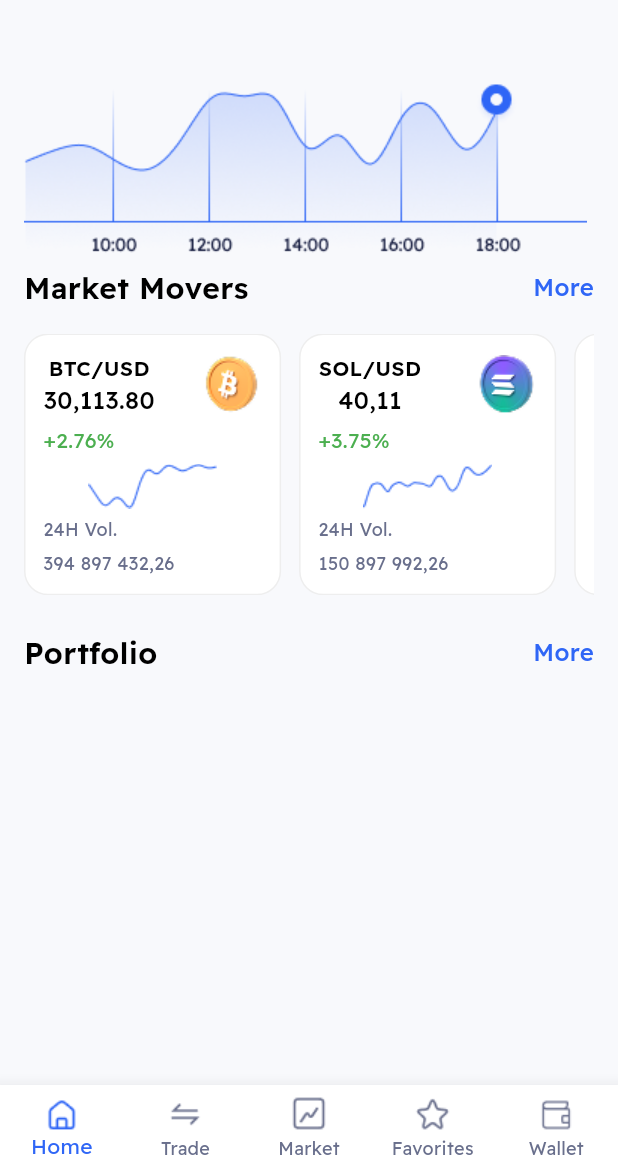
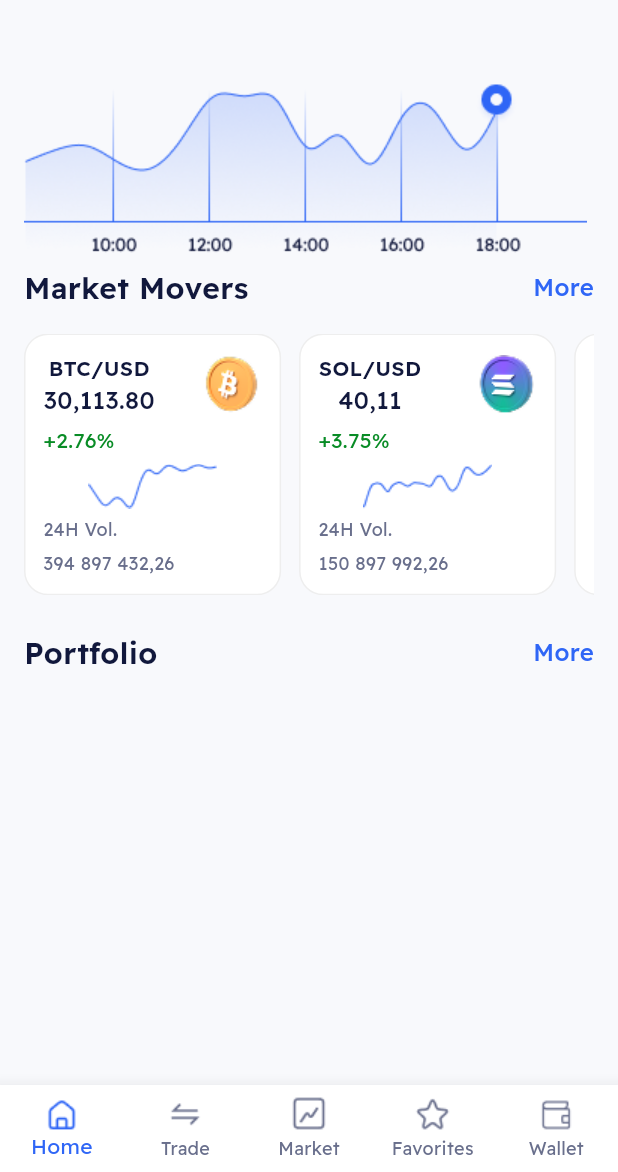
Before and after one commit to minKasent/crypto_exchange, a Flutter app: the HomeScreen screen opened directly, on a phone screen of 412 x 824 dp, the part 64-1236 px from its top. Run offline on Flutter 3.47's test engine with Material 3 defaults, Android fonts, the phone set to English and light mode, and no system bars; our stand-ins replace shared_preferences; accounts and stored records are empty; network calls fail.

Commit message:
refactor Color

```diff
--- a/lib/core/constants/app_colors_path.dart
+++ b/lib/core/constants/app_colors_path.dart
@@ -7,4 +7,5 @@ class AppColorsPath {
   static Color grey = const Color(0xFF696F8C);
   static Color green = const Color(0xFF098C26);
   static Color red = const Color(0xFFCD0000);
+  static Color darkBlue = const Color(0xFF11183C);
 }
--- a/lib/screens/home_screen/home_screen.dart
+++ b/lib/screens/home_screen/home_screen.dart
@@ -212,7 +212,7 @@ class _HomeScreenState extends State<HomeScreen> {
         AppText(
           content: title,
           style: AppTextStyle.text16Medium.copyWith(
-            color: Colors.black,
+            color: AppColorsPath.darkBlue,
             fontSize: 20,
             fontWeight: FontWeight.bold,
           ),
--- a/lib/screens/home_screen/widgets/market_mover_card.dart
+++ b/lib/screens/home_screen/widgets/market_mover_card.dart
@@ -47,14 +47,14 @@ class MarketMoverCard extends StatelessWidget {
                   AppText(
                     content: symbol,
                     style: AppTextStyle.text14Regular.copyWith(
-                      color: Colors.black,
+                      color: AppColorsPath.darkBlue,
                       fontWeight: FontWeight.bold,
                     ),
                   ),
                   AppText(
                     content: price,
                     style: AppTextStyle.text16Medium.copyWith(
-                      color: Colors.black,
+                      color: AppColorsPath.darkBlue,
                     ),
                   ),
                 ],
@@ -66,7 +66,7 @@ class MarketMoverCard extends StatelessWidget {
           AppText(
             content: change,
             style: AppTextStyle.text14Regular.copyWith(
-              color: isPositive ? Colors.green : Colors.red,
+              color: isPositive ? AppColorsPath.green : AppColorsPath.red,
             ),
           ),
           Center(
--- a/lib/screens/home_screen/widgets/portfolio_card.dart
+++ b/lib/screens/home_screen/widgets/portfolio_card.dart
@@ -27,7 +27,7 @@ class PortfolioCard extends StatelessWidget {
       padding: const EdgeInsets.symmetric(horizontal: 16, vertical: 12),
       decoration: BoxDecoration(
         borderRadius: BorderRadius.circular(12),
-        color: Colors.white,
+        color: AppColorsPath.white,
         boxShadow: [
           BoxShadow(
             color: Color(0xFF2F66F6).withValues(alpha: 0.5),
@@ -46,7 +46,7 @@ class PortfolioCard extends StatelessWidget {
             children: [
               AppText(
                 content: name,
-                style: AppTextStyle.text16Medium.copyWith(color: Colors.black),
+                style: AppTextStyle.text16Medium.copyWith(color: AppColorsPath.darkBlue),
               ),
               AppText(
                 content: symbol,
@@ -62,7 +62,7 @@ class PortfolioCard extends StatelessWidget {
             children: [
               AppText(
                 content: value,
-                style: AppTextStyle.text16Medium.copyWith(color: Colors.black),
+                style: AppTextStyle.text16Medium.copyWith(color: AppColorsPath.darkBlue),
               ),
               AppText(
                 content: change,
```
